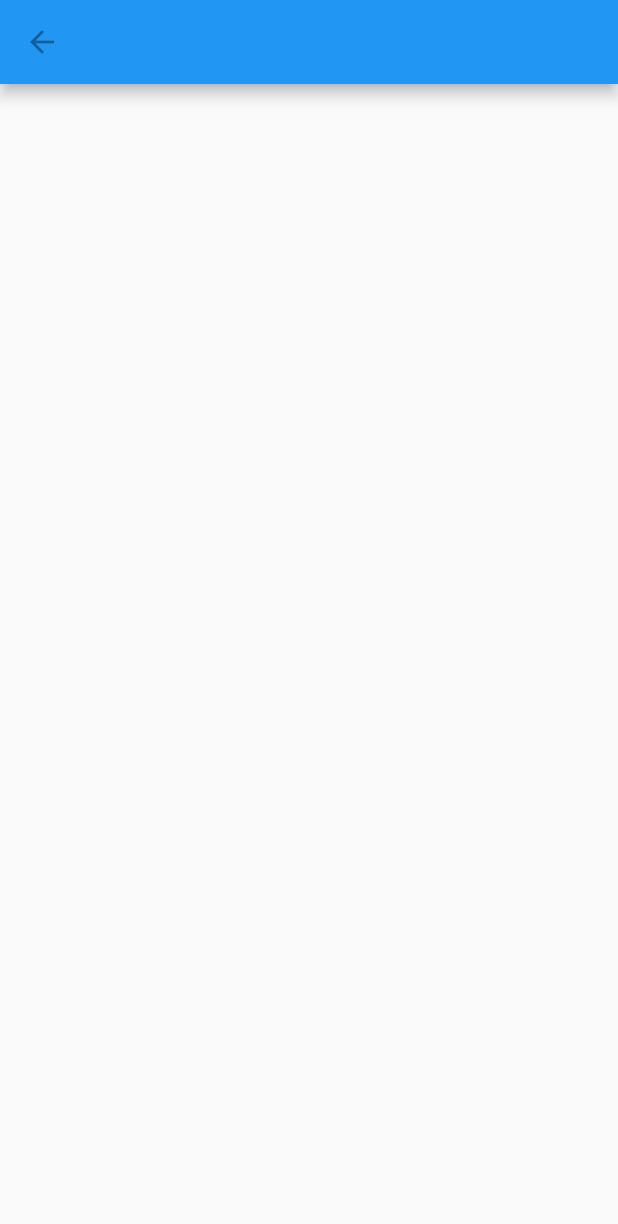
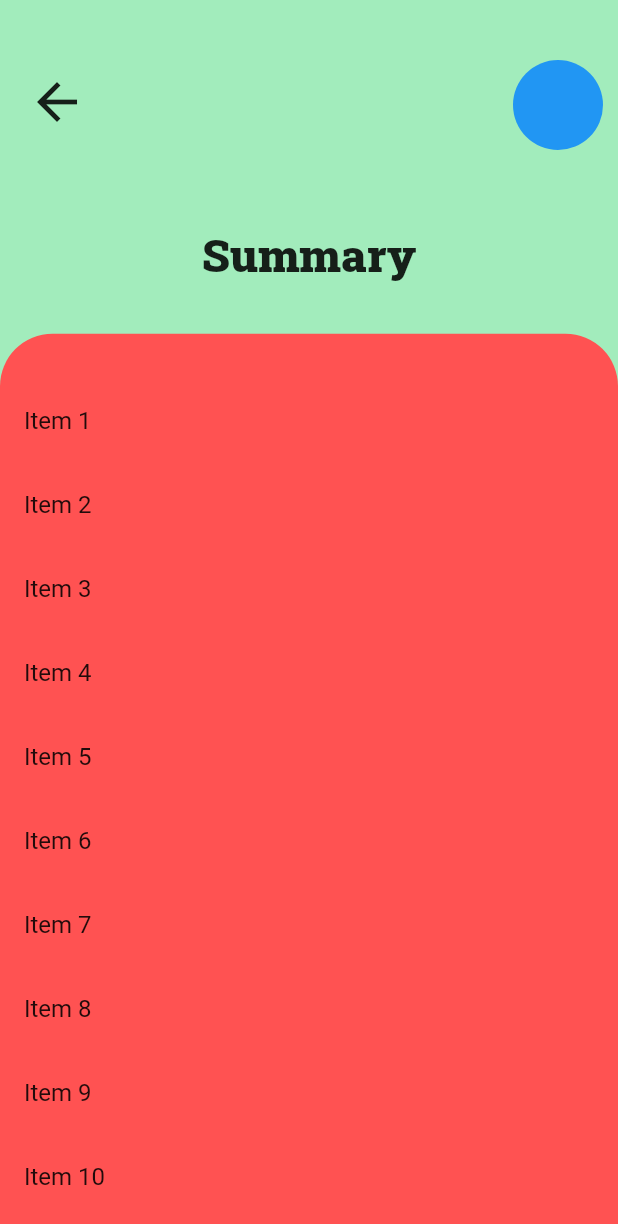
Before and after one commit to RahulRimal/MyHealthApp, a Flutter app: the HomePage screen opened directly, on a phone screen of 412 x 824 dp. Shown: the top 1224 px of the screen. Run offline on Flutter 3.47's test engine with Material 2 defaults, Android fonts, the phone set to English and light mode, and no system bars.

Commit message:
making next route

```diff
--- /dev/null
+++ b/lib/essentials/category_list.dart
@@ -0,0 +1,6 @@
+class Categories
+{
+
+  List<String> categoryList = ['Home','Settings','Summary','HistoryTest'];
+
+}
--- a/lib/main.dart
+++ b/lib/main.dart
@@ -1,4 +1,5 @@
 import 'package:flutter/material.dart';
+import 'package:myhealthapp/pages/home.dart';
 import 'package:myhealthapp/pages/login.dart';
 
 void main() => runApp(MyApp());
@@ -9,7 +10,7 @@ class MyApp extends StatelessWidget {
   Widget build(BuildContext context) {
     return MaterialApp(
       title: 'Pocket Doctor',
-      home: LoginPage(),
+      home: HomePage(),
     );
   }
 }
--- a/lib/pages/home.dart
+++ b/lib/pages/home.dart
@@ -1,4 +1,5 @@
 import 'package:flutter/material.dart';
+import 'package:myhealthapp/essentials/category_list.dart';
 
 class HomePage extends StatefulWidget {
   @override
@@ -6,15 +7,105 @@ class HomePage extends StatefulWidget {
 }
 
 class _HomePageState extends State<HomePage> {
+
+  Categories cat = new Categories();
+  List<String> categories = new List<String>();
   @override
+  void initState() {
+    // TODO: implement initState
+    super.initState();
+     categories = cat.categoryList;
+  }
+  @override
+
+
+
+
   Widget build(BuildContext context) {
     return Scaffold(
-      appBar: AppBar(
-        leading: IconButton(
-          icon: Icon(Icons.arrow_back),
+      body: Container(
+        color: Color(0xffa2ecbc),
+        child: Stack(
+          alignment: Alignment.center,
+          children: <Widget>[
+            Positioned(
+              top: 40.0,
+              left: 10.0,
+              child: IconButton(
+                icon: Icon(Icons.arrow_back),
+                iconSize: 40.0,
+                onPressed: () {},
+              ),
+            ),
+            Positioned(
+              top: 40.0,
+              right: 10.0,
+              child: CircleAvatar(
+                radius: 30.0,
+                backgroundColor: Colors.blue,
+              ),
+            ),
+
+            Positioned(
+              top: 150.0,
+              child: Text(
+                'Summary',
+                style: TextStyle(
+                  fontFamily: 'RobotoSlab',
+                  fontSize: 30.0,
+                ),
+              ),
+            ),
+
+
+            Container(
+              height:70.0,
+              color: Colors.blue,
+              child: ListView.builder(
+                scrollDirection: Axis.horizontal,
+                itemCount: categories.length,
+                  itemBuilder: (BuildContext context, index)
+              {
+                return Center(child: Padding(
+                  padding: const EdgeInsets.symmetric(horizontal: 20.0),
+                  child: Text(categories[index],
+                  style: TextStyle(
+                    fontFamily: 'RobotoSlab',
+                    fontSize: 30.0,
+                    fontWeight: FontWeight.w800,
+                  ),),
+                ));
+              }),
+            ),
+
+            DraggableScrollableSheet(
+              initialChildSize: 0.73,
+                maxChildSize: 0.73,
+                minChildSize: 0.5,
+                builder: (context, controller) {
+              return Container(
+                padding: EdgeInsets.only(top: 30.0),
+                width: MediaQuery.of(context).size.width,
+                height: 200.0,
+                decoration: BoxDecoration(
+                  color: Colors.redAccent,
+                  borderRadius: BorderRadius.only(
+                    topLeft: Radius.circular(35.0),
+                    topRight: Radius.circular(35.0),
+                  ),
+                ),
+                child: ListView.builder(
+                  controller: controller,
+                    itemBuilder: (BuildContext context, index) {
+                  return ListTile(
+                    title: Text('Item ${index + 1}'),
+                  );
+                }),
+              );
+            }),
+          ],
         ),
       ),
-
     );
   }
 }
--- a/lib/pages/login.dart
+++ b/lib/pages/login.dart
@@ -8,7 +8,6 @@ class LoginPage extends StatefulWidget {
 }
 
 class _LoginPageState extends State<LoginPage> {
-  @override
 
   bool _isVisible = true;
 
@@ -19,6 +18,7 @@ class _LoginPageState extends State<LoginPage> {
     return SizedBox(height: 20.0);
   }
 
+  @override
   Widget build(BuildContext context) {
     return Scaffold(
       body: SingleChildScrollView(
```
